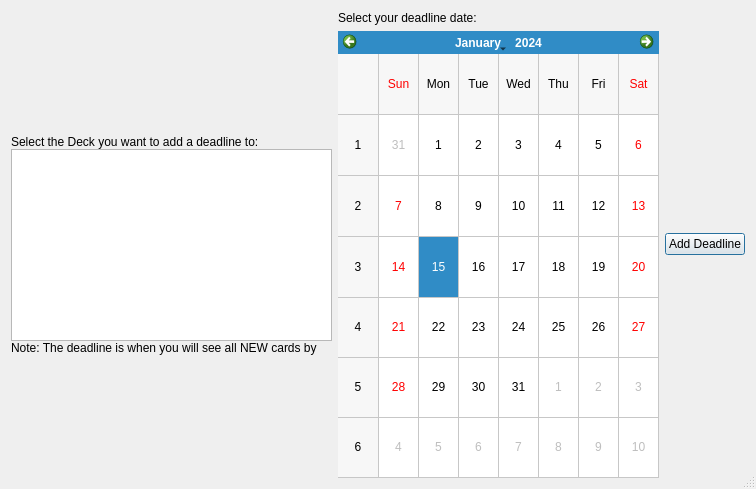
Qt form CalForm/form.ui (BSCrumpton/Deadline2) before a commit.
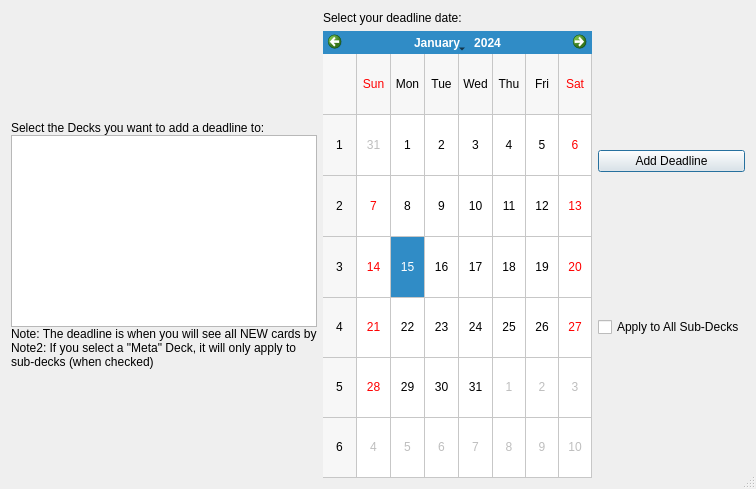
The same form after that commit.

Commit message:
Sub deck selection (#26)
* Adding Checkbox to CalForm for application to subdecks

still need to add in the logic to check for it, and prompt a user to ensure that's what they want

* adding contribution information, updating version

* working subdeck application

just need to add secondary popup confirming that's what you want to do

* Prompting for user input when the Sub-Deck box is checked

---------

```diff
--- a/CalForm/form.ui
+++ b/CalForm/form.ui
@@ -32,7 +32,7 @@
       <enum>QLayout::SetDefaultConstraint</enum>
      </property>
      <item>
-      <layout class="QVBoxLayout" name="verticalLayout" stretch="0,0,0,0,0">
+      <layout class="QVBoxLayout" name="verticalLayout" stretch="0,0,0,0,0,0">
        <property name="spacing">
         <number>0</number>
        </property>
@@ -61,7 +61,7 @@
           </sizepolicy>
          </property>
          <property name="text">
-          <string>Select the Deck you want to add a deadline to:</string>
+          <string>Select the Decks you want to add a deadline to:</string>
          </property>
         </widget>
        </item>
@@ -85,6 +85,22 @@
          </property>
         </widget>
        </item>
+       <item>
+        <widget class="QLabel" name="label_4">
+         <property name="sizePolicy">
+          <sizepolicy hsizetype="Preferred" vsizetype="Preferred">
+           <horstretch>0</horstretch>
+           <verstretch>0</verstretch>
+          </sizepolicy>
+         </property>
+         <property name="text">
+          <string>Note2: If you select a &quot;Meta&quot; Deck, it will only apply to sub-decks (when checked)</string>
+         </property>
+         <property name="wordWrap">
+          <bool>true</bool>
+         </property>
+        </widget>
+       </item>
        <item>
         <spacer name="verticalSpacer">
          <property name="orientation">
@@ -128,11 +144,22 @@
       </layout>
      </item>
      <item>
+      <layout class="QVBoxLayout" name="verticalLayout_3" stretch="0,0">
+       <item>
       <widget class="QPushButton" name="pushButton">
        <property name="text">
         <string>Add Deadline</string>
        </property>
       </widget>
+       </item>
+       <item>
+        <widget class="QCheckBox" name="checkBox_2">
+         <property name="text">
+          <string>Apply to All Sub-Decks</string>
+         </property>
+        </widget>
+       </item>
+      </layout>
      </item>
     </layout>
    </item>
```
Lines whose indentation alone changed are shown as unchanged. The commit also changes 4 other files.
